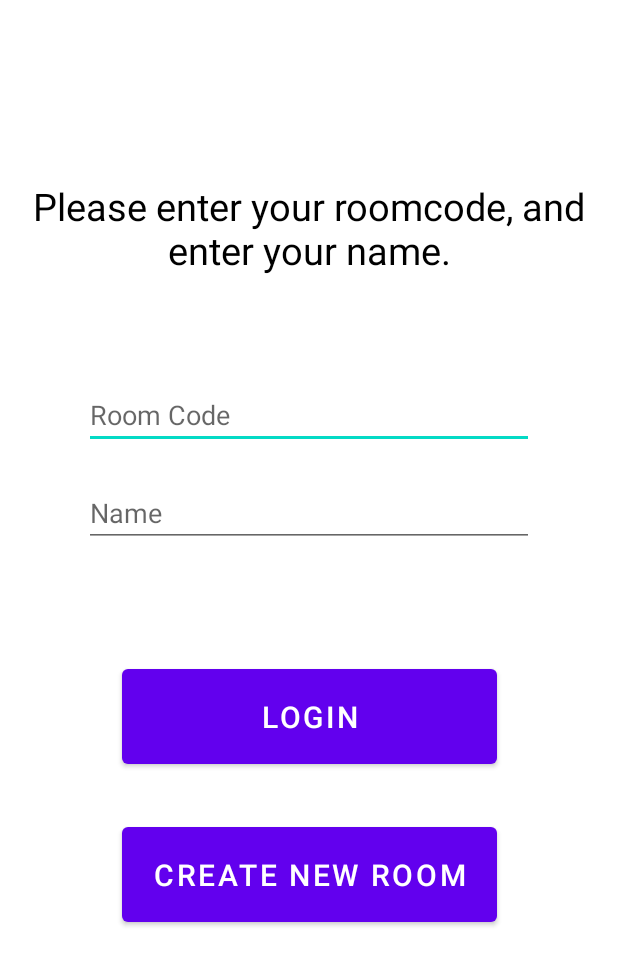
After one commit to BrendoneBalone/cmsc436-roomate, an Android app: the layout login_activity.xml on its own in the app's theme, with its tools: preview values and no code run, on a phone screen of 412 x 824 dp. The commit adds this screen. Shown: the top 965 px of the screen. Run offline under Robolectric (Android 15) with nearby library versions, the phone set to English and light mode, and no system bars.

Commit message:
MainActivity done, working on Login

```diff
--- /dev/null
+++ b/app/src/main/res/layout/login_activity.xml
@@ -0,0 +1,70 @@
+<?xml version="1.0" encoding="utf-8"?>
+<androidx.constraintlayout.widget.ConstraintLayout xmlns:android="http://schemas.android.com/apk/res/android"
+    xmlns:app="http://schemas.android.com/apk/res-auto"
+    xmlns:tools="http://schemas.android.com/tools"
+    android:id="@+id/container"
+    android:layout_width="match_parent"
+    android:layout_height="match_parent"
+    android:layout_margin="20dp">
+
+    <TextView
+        android:id="@+id/title_text"
+        android:layout_width="match_parent"
+        android:layout_height="wrap_content"
+        android:layout_marginTop="100dp"
+        android:text="Please enter your roomcode, and enter your name."
+        android:textAlignment="center"
+        android:textSize="25sp"
+        android:textColor="@color/black"
+        app:layout_constraintStart_toStartOf="parent"
+        app:layout_constraintEnd_toEndOf="parent"
+        app:layout_constraintTop_toTopOf="parent" />
+
+    <EditText
+        android:id="@+id/roomcode"
+        android:layout_width="300dp"
+        android:layout_height="wrap_content"
+        android:layout_marginTop="70dp"
+        android:ems="10"
+        android:inputType="number"
+        android:hint="Room Code"
+        app:layout_constraintStart_toStartOf="parent"
+        app:layout_constraintEnd_toEndOf="parent"
+        app:layout_constraintTop_toBottomOf="@id/title_text" />
+
+    <EditText
+        android:id="@+id/name"
+        android:layout_width="300dp"
+        android:layout_height="wrap_content"
+        android:layout_marginTop="20dp"
+        android:ems="10"
+        android:inputType="textPersonName"
+        android:hint="Name"
+        app:layout_constraintStart_toStartOf="parent"
+        app:layout_constraintEnd_toEndOf="parent"
+        app:layout_constraintTop_toBottomOf="@id/roomcode" />
+
+    <Button
+        android:id="@+id/login"
+        android:layout_width="250dp"
+        android:layout_height="75dp"
+        android:layout_marginTop="75dp"
+        android:text="Login"
+        android:textSize="20sp"
+        app:layout_constraintStart_toStartOf="parent"
+        app:layout_constraintEnd_toEndOf="parent"
+        app:layout_constraintTop_toBottomOf="@id/name" />
+
+    <Button
+        android:id="@+id/create_room"
+        android:layout_width="250dp"
+        android:layout_height="75dp"
+        android:layout_marginTop="30dp"
+        android:text="Create new room"
+        android:textSize="20sp"
+        app:layout_constraintStart_toStartOf="parent"
+        app:layout_constraintEnd_toEndOf="parent"
+        app:layout_constraintTop_toBottomOf="@id/login" />
+
+
+</androidx.constraintlayout.widget.ConstraintLayout>
--- a/app/src/main/res/values/strings.xml
+++ b/app/src/main/res/values/strings.xml
@@ -9,4 +9,7 @@
     <string name="invalid_username">Not a valid username</string>
     <string name="invalid_password">Password must be >5 characters</string>
     <string name="login_failed">"Login failed"</string>
+
+    <string name="preference_key">"RoommateAppLoginPreferences"</string>
+    <string name="missing_login_field">"One of your inputs is empty, please fill in all fields before attempting to login."</string>
 </resources>
```
Also changed, not shown: app/src/main/java/com/example/roomateapp/LoginActivity.kt (+77 -1 lines), app/src/main/java/com/example/roomateapp/MainActivity.kt (+34 -1 lines), app/src/main/res/layout-w1240dp/activity_login.xml (deleted, +0 -71 lines), app/src/main/res/layout-w936dp/activity_login.xml (deleted, +0 -78 lines), app/src/main/res/layout/activity_login.xml (deleted, +0 -71 lines), app/src/main/res/layout/main_activity.xml (added, +45 -0 lines).
